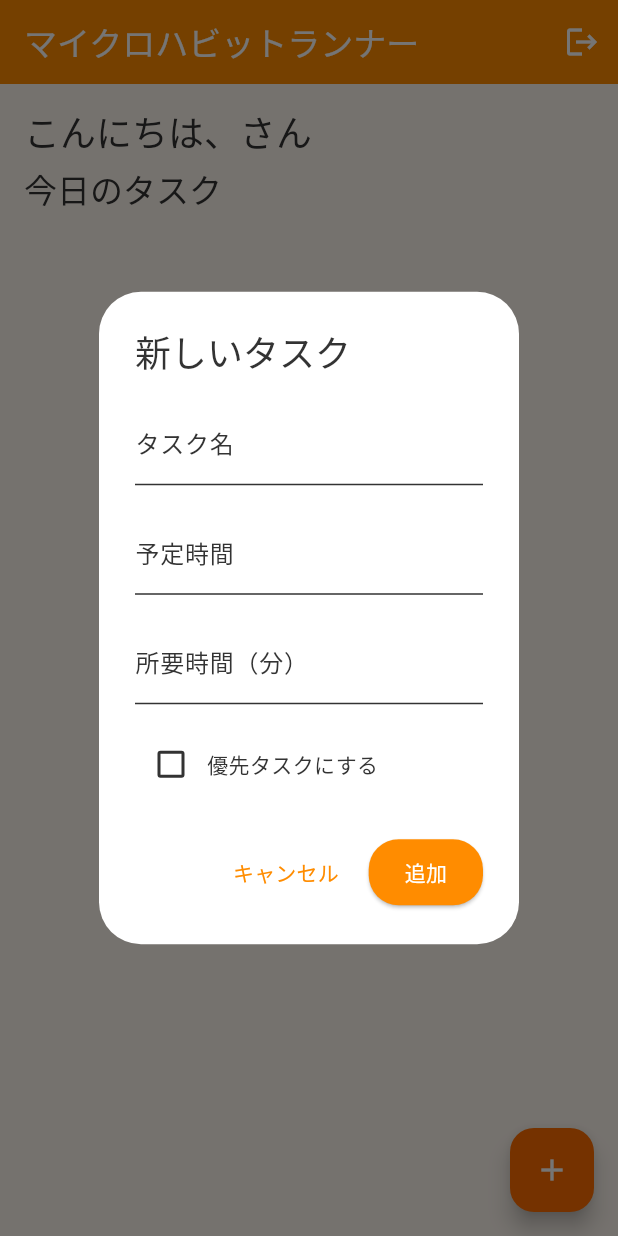
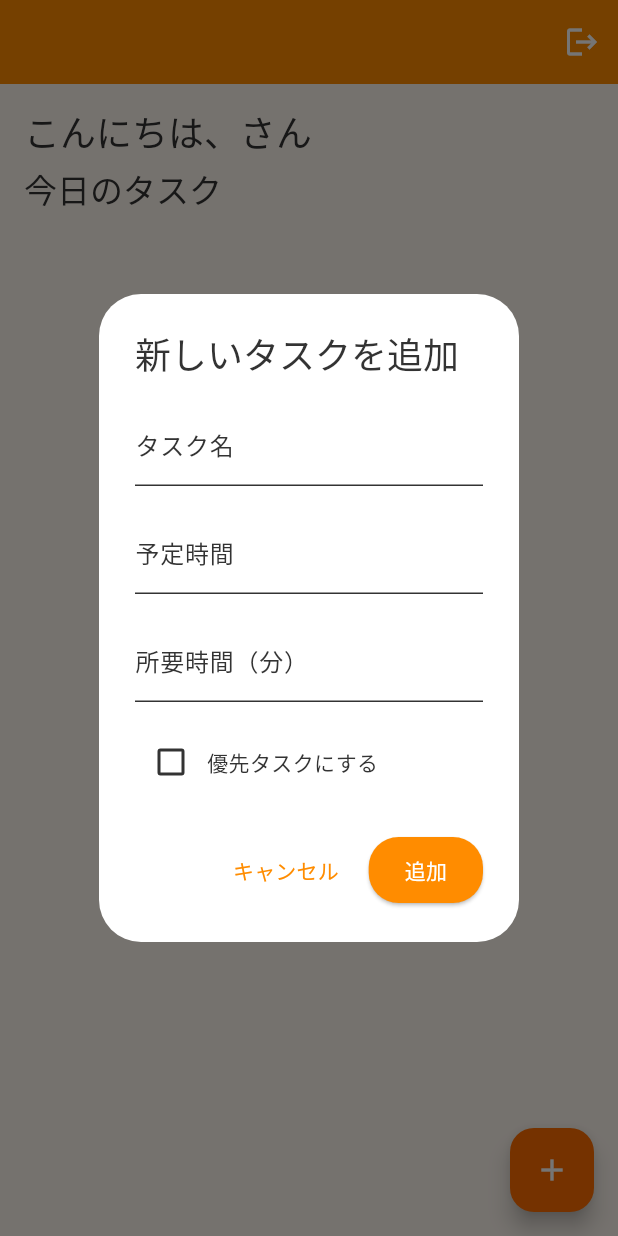
Before and after one commit to jime0083/syuchyuchyu, a Flutter app: the HomeScreen screen opened directly, after a tap on the "add" icon, on a phone screen of 412 x 824 dp. Run offline on Flutter 3.47's test engine with Material 3 defaults, Android fonts, the phone set to English and light mode, and no system bars; our stand-ins replace cloud_firestore, firebase_auth, firebase_core, shared_preferences; accounts and stored records are empty.

Commit message:
アプリ開いた直後の講釈とログインを削除 トップページ修正 未ログインでも1つ登録できるように

```diff
--- a/lib/screens/home_screen.dart
+++ b/lib/screens/home_screen.dart
@@ -27,41 +27,57 @@ class _HomeScreenState extends State<HomeScreen> {
     final authService = Provider.of<AuthService>(context);
     final taskService = Provider.of<TaskService>(context);
     final userModel = authService.userModel;
+    final isLoggedIn = authService.isLoggedIn;
 
     return Scaffold(
       appBar: AppBar(
-        title: const Text('マイクロハビットランナー'),
+        // タイトルを削除
         actions: [
-          IconButton(
+          // ログイン状態に応じてボタンを切り替え
+          isLoggedIn
+              ? IconButton(
                   icon: const Icon(Icons.logout),
                   onPressed: () async {
                     await authService.signOut();
                   },
+                  tooltip: 'ログアウト',
+                )
+              : IconButton(
+                  icon: const Icon(Icons.login),
+                  onPressed: () async {
+                    Navigator.pushNamed(context, '/login');
+                  },
+                  tooltip: 'ログイン',
                 ),
         ],
       ),
-      body: userModel == null
-          ? const Center(child: CircularProgressIndicator())
-          : _buildHomeContent(context, userModel, taskService),
+      body: _buildHomeContent(context, userModel, taskService),
       floatingActionButton: FloatingActionButton(
         onPressed: () {
-          if (userModel != null) {
           _showAddTaskDialog(context, userModel);
-          }
         },
         child: const Icon(Icons.add),
       ),
     );
   }
 
-  Widget _buildHomeContent(BuildContext context, UserModel user, TaskService taskService) {
+  Widget _buildHomeContent(BuildContext context, UserModel? user, TaskService taskService) {
+    final authService = Provider.of<AuthService>(context, listen: false);
+    final isLoggedIn = authService.isLoggedIn;
+
     return Padding(
       padding: const EdgeInsets.all(16.0),
       child: Column(
         crossAxisAlignment: CrossAxisAlignment.start,
         children: [
-          Text(
+          // ログイン状態に応じて表示を切り替え
+          isLoggedIn && user != null
+              ? Text(
                   'こんにちは、${user.email}さん',
+                  style: Theme.of(context).textTheme.headlineSmall,
+                )
+              : Text(
+                  'こんにちは、ゲストさん',
                   style: Theme.of(context).textTheme.headlineSmall,
                 ),
           const SizedBox(height: 8),
@@ -134,8 +150,44 @@ class _HomeScreenState extends State<HomeScreen> {
     );
   }
 
-  void _showAddTaskDialog(BuildContext context, UserModel user) {
+  void _showAddTaskDialog(BuildContext context, UserModel? user) {
+    final authService = Provider.of<AuthService>(context, listen: false);
     final taskService = Provider.of<TaskService>(context, listen: false);
+    final isLoggedIn = authService.isLoggedIn;
+
+    // ゲストユーザーで既にタスクがある場合はログインを促す
+    if (!isLoggedIn && taskService.hasGuestTask) {
+      showDialog(
+        context: context,
+        builder: (context) => AlertDialog(
+          title: const Text('ログインが必要です'),
+          content: const Text('追加のタスクを登録するにはログインが必要です。\nログイン画面に遷移しますか？'),
+          actions: [
+            TextButton(
+              onPressed: () => Navigator.pop(context),
+              child: const Text('キャンセル'),
+            ),
+            ElevatedButton(
+              onPressed: () {
+                Navigator.pop(context);
+                Navigator.pushNamed(context, '/login');
+              },
+              child: const Text('ログイン'),
+            ),
+          ],
+        ),
+      );
+      return;
+    }
+
+    // ログインしていてもユーザーデータがない場合
+    if (isLoggedIn && user == null) {
+      ScaffoldMessenger.of(context).showSnackBar(
+        const SnackBar(content: Text('ユーザー情報を読み込み中です。後ほどお試しください')),
+      );
+      return;
+    }
+
     final nameController = TextEditingController();
     final timeController = TextEditingController();
     final durationController = TextEditingController();
@@ -145,7 +197,7 @@ class _HomeScreenState extends State<HomeScreen> {
       context: context,
       builder: (context) => StatefulBuilder(
         builder: (context, setState) => AlertDialog(
-          title: const Text('新しいタスク'),
+          title: const Text('新しいタスクを追加'),
           content: SingleChildScrollView(
             child: Column(
               mainAxisSize: MainAxisSize.min,
@@ -154,7 +206,6 @@ class _HomeScreenState extends State<HomeScreen> {
                   controller: nameController,
                   decoration: const InputDecoration(
                     labelText: 'タスク名',
-                    hintText: '例: 朝のストレッチ',
                   ),
                 ),
                 const SizedBox(height: 16),
@@ -162,7 +213,6 @@ class _HomeScreenState extends State<HomeScreen> {
                   controller: timeController,
                   decoration: const InputDecoration(
                     labelText: '予定時間',
-                    hintText: '例: 7:00',
                   ),
                 ),
                 const SizedBox(height: 16),
@@ -170,7 +220,6 @@ class _HomeScreenState extends State<HomeScreen> {
                   controller: durationController,
                   decoration: const InputDecoration(
                     labelText: '所要時間（分）',
-                    hintText: '例: 10',
                   ),
                   keyboardType: TextInputType.number,
                 ),
--- a/lib/screens/splash_screen.dart
+++ b/lib/screens/splash_screen.dart
@@ -89,39 +89,26 @@ class _SplashScreenState extends State<SplashScreen> with SingleTickerProviderSt
         // Initialize user data
         debugPrint('ユーザーデータを初期化します');
         await authService.initUserData();
+      }
 
-        // Navigate to home screen
-        debugPrint('ホーム画面に遷移します');
+      // 常にホーム画面に遷移（オンボーディングとログインをスキップ）
+      debugPrint('ホーム画面に直接遷移します');
+
+      // 初回起動フラグを更新
+      if (_isFirstLaunch) {
+        final prefs = await SharedPreferences.getInstance();
+        await prefs.setBool('first_launch', false);
+      }
+
+      Navigator.of(context).pushReplacement(
+        MaterialPageRoute(builder: (_) => const HomeScreen()),
+      );
+    } catch (e) {
+      debugPrint('画面遷移中にエラーが発生しました: $e');
+      // エラーが発生した場合もホーム画面に遷移
+      if (mounted) {
         Navigator.of(context).pushReplacement(
           MaterialPageRoute(builder: (_) => const HomeScreen()),
-        );
-      } else {
-        // Check if this is the first launch
-        if (_isFirstLaunch) {
-          // Mark as not first launch
-          debugPrint('初回起動のため、フラグを更新します');
-          final prefs = await SharedPreferences.getInstance();
-          await prefs.setBool('first_launch', false);
-
-          // Navigate to onboarding
-          debugPrint('オンボーディング画面に遷移します');
-          Navigator.of(context).pushReplacement(
-            MaterialPageRoute(builder: (_) => const OnboardingScreen()),
-          );
-        } else {
-          // Navigate to login
-          debugPrint('ログイン画面に遷移します');
-          Navigator.of(context).pushReplacement(
-            MaterialPageRoute(builder: (_) => const LoginScreen()),
-          );
-        }
-      }
-    } catch (e) {
-      debugPrint('画面遷移中にエラーが発生しました: $e');
-      // エラーが発生した場合はログイン画面に遷移
-      if (mounted) {
-        Navigator.of(context).pushReplacement(
-          MaterialPageRoute(builder: (_) => const LoginScreen()),
         );
       }
     }
--- a/lib/services/auth_service.dart
+++ b/lib/services/auth_service.dart
@@ -9,6 +9,9 @@ class AuthService extends ChangeNotifier {
 
   User? get currentUser => _auth.currentUser;
   Stream<User?> get authStateChanges => _auth.authStateChanges();
+
+  // ログイン状態を確認するプロパティ
+  bool get isLoggedIn => _auth.currentUser != null;
 
   UserModel? _userModel;
   UserModel? get userModel => _userModel;
--- a/lib/services/task_service.dart
+++ b/lib/services/task_service.dart
@@ -14,10 +14,23 @@ class TaskService extends ChangeNotifier {
   TaskModel? _priorityTask;
   TaskModel? get priorityTask => _priorityTask;
 
+  // ゲストユーザー用のタスク保存用
+  List<TaskModel> _guestTasks = [];
+  bool _hasGuestTask = false;
+  bool get hasGuestTask => _hasGuestTask;
+
   // Get all tasks for current user
   Future<void> getTasks() async {
     try {
-      if (_auth.currentUser == null) return;
+      if (_auth.currentUser == null) {
+        // ゲストユーザーの場合はメモリ上のタスクを使用
+        _tasks = _guestTasks;
+        _priorityTask = _tasks.isNotEmpty
+            ? _tasks.firstWhere((task) => task.isPriority, orElse: () => _tasks.first)
+            : null;
+        notifyListeners();
+        return;
+      }
 
       QuerySnapshot snapshot = await _firestore
           .collection('users')
@@ -41,12 +54,40 @@ class TaskService extends ChangeNotifier {
   }
 
   // Add a new task
-  Future<TaskModel?> addTask(String name, String scheduledTime, int duration, bool isPriority, UserModel user) async {
+  Future<TaskModel?> addTask(String name, String scheduledTime, int duration, bool isPriority, UserModel? user) async {
     try {
-      if (_auth.currentUser == null) return null;
+      // ゲストユーザーの場合
+      if (_auth.currentUser == null) {
+        // ゲストユーザーは1つのみタスクを登録可能
+        if (_hasGuestTask) {
+          throw Exception('ゲストユーザーは1つのみタスクを登録できます。\n追加のタスクを登録するにはログインしてください。');
+        }
 
+        // 新しいタスクを作成
+        TaskModel newTask = TaskModel(
+          id: 'guest-task-${DateTime.now().millisecondsSinceEpoch}',
+          name: name,
+          scheduledTime: scheduledTime,
+          duration: duration,
+          isPriority: true, // ゲストタスクは常に優先タスク
+          isActive: true,
+          createdAt: DateTime.now(),
+          updatedAt: DateTime.now(),
+        );
+
+        // メモリに保存
+        _guestTasks = [newTask];
+        _hasGuestTask = true;
+
+        // タスクリストを更新
+        await getTasks();
+
+        return newTask;
+      }
+
+      // ログインユーザーの場合
       // Check if user has reached free plan limit
-      if (!user.isPremium && _tasks.length >= 2) {
+      if (user != null && !user.isPremium && _tasks.length >= 2) {
         throw Exception('Free plan limit reached');
       }
 
```
Lines whose indentation alone changed are shown as unchanged.
